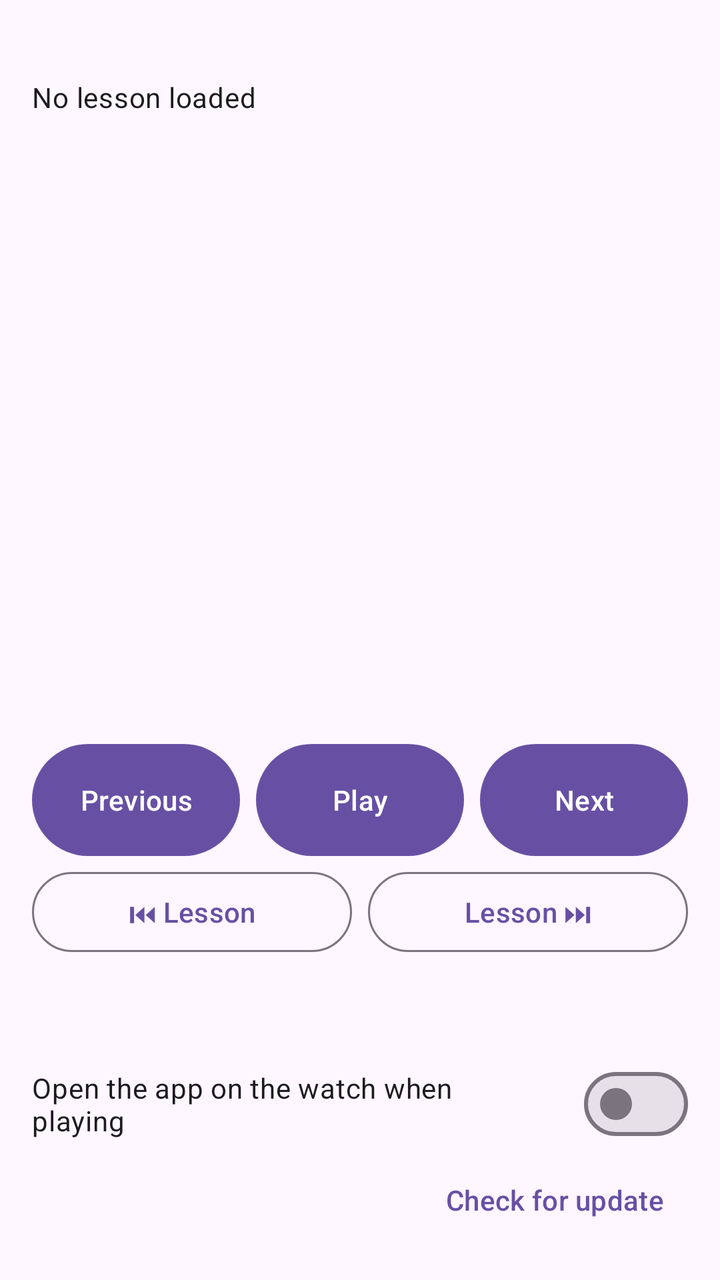
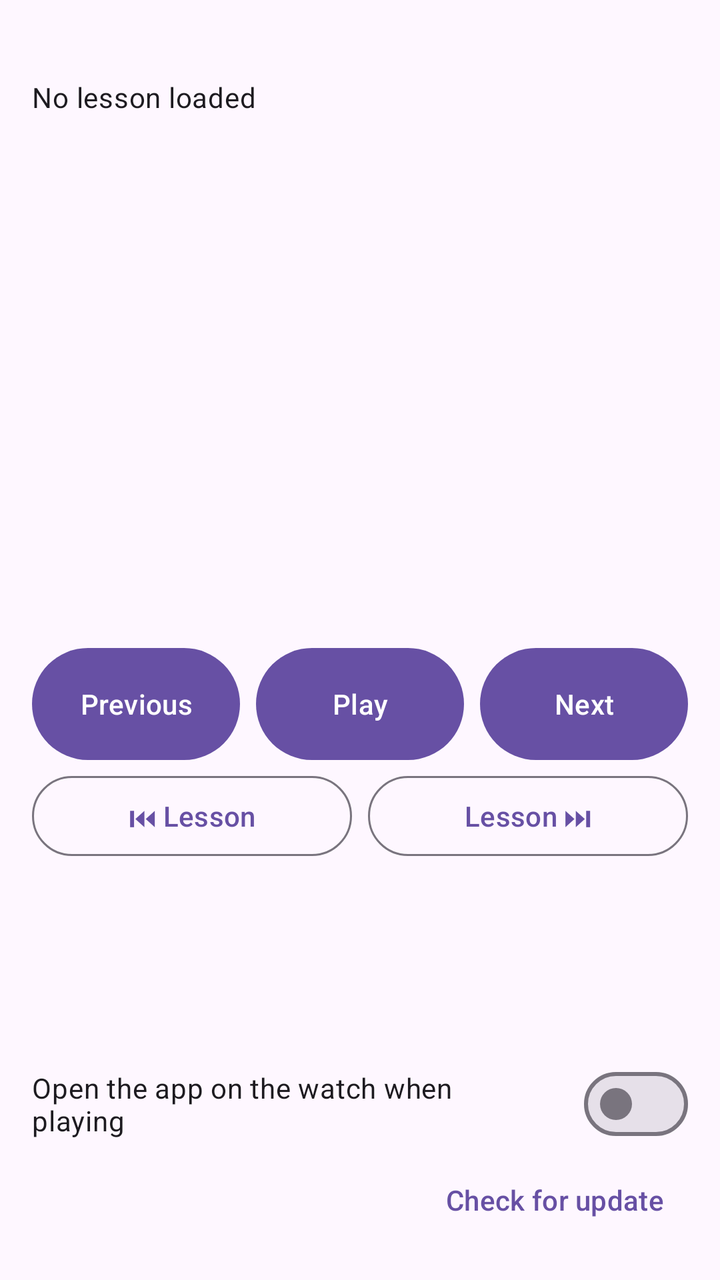

Two renders of the same Android screen: before a commit and after it. Below are the layout's source before the change and the commit's diff.
<!-- AndroidManifest.xml: application theme Theme.LessonSubtitles -->
<!-- res/layout/panel_player.xml -->
<?xml version="1.0" encoding="utf-8"?>
<LinearLayout xmlns:android="http://schemas.android.com/apk/res/android"
    android:id="@+id/playerPanel"
    android:layout_width="match_parent"
    android:layout_height="match_parent"
    android:orientation="vertical"
    android:padding="16dp">

    <TextView
        android:id="@+id/queueInfo"
        android:layout_width="match_parent"
        android:layout_height="wrap_content"
        android:ellipsize="end"
        android:singleLine="true"
        android:textAppearance="?attr/textAppearanceLabelLarge" />

    <TextView
        android:id="@+id/lessonTitle"
        android:layout_width="match_parent"
        android:layout_height="wrap_content"
        android:layout_marginTop="4dp"
        android:ellipsize="middle"
        android:singleLine="true"
        android:text="@string/no_lesson"
        android:textAppearance="?attr/textAppearanceBodyMedium" />

    <TextView
        android:id="@+id/segmentText"
        android:layout_width="match_parent"
        android:layout_height="0dp"
        android:layout_weight="1"
        android:autoSizeMaxTextSize="48sp"
        android:autoSizeMinTextSize="14sp"
        android:autoSizeTextType="uniform"
        android:gravity="center"
        android:padding="8dp"
        android:textColor="?android:attr/textColorPrimary" />

    <TextView
        android:id="@+id/segmentInfo"
        android:layout_width="match_parent"
        android:layout_height="wrap_content"
        android:gravity="center"
        android:textAppearance="?attr/textAppearanceBodySmall" />

    <TextView
        android:id="@+id/timeText"
        android:layout_width="match_parent"
        android:layout_height="wrap_content"
        android:layout_marginTop="4dp"
        android:gravity="center"
        android:textAppearance="?attr/textAppearanceBodyLarge" />

    
    <LinearLayout
        android:layout_width="match_parent"
        android:layout_height="wrap_content"
        android:layout_marginTop="12dp"
        android:orientation="horizontal">

        <Button
            android:id="@+id/prevButton"
            android:layout_width="0dp"
            android:layout_height="64dp"
            android:layout_weight="1"
            android:text="@string/previous" />

        <Button
            android:id="@+id/playButton"
            android:layout_width="0dp"
            android:layout_height="64dp"
            android:layout_marginHorizontal="8dp"
            android:layout_weight="1"
            android:text="@string/play" />

        <Button
            android:id="@+id/nextButton"
            android:layout_width="0dp"
            android:layout_height="64dp"
            android:layout_weight="1"
            android:text="@string/next" />
    </LinearLayout>

    
    <LinearLayout
        android:layout_width="match_parent"
        android:layout_height="wrap_content"
        android:orientation="horizontal">

        <Button
            android:id="@+id/prevLessonButton"
            style="?attr/materialButtonOutlinedStyle"
            android:layout_width="0dp"
            android:layout_height="wrap_content"
            android:layout_marginEnd="4dp"
            android:layout_weight="1"
            android:text="@string/previous_lesson" />

        <Button
            android:id="@+id/nextLessonButton"
            style="?attr/materialButtonOutlinedStyle"
            android:layout_width="0dp"
            android:layout_height="wrap_content"
            android:layout_marginStart="4dp"
            android:layout_weight="1"
            android:text="@string/next_lesson" />
    </LinearLayout>

    <Button
        android:id="@+id/endModeButton"
        style="?attr/borderlessButtonStyle"
        android:layout_width="match_parent"
        android:layout_height="wrap_content" />

    <com.google.android.material.materialswitch.MaterialSwitch
        android:id="@+id/autoOpenSwitch"
        android:layout_width="match_parent"
        android:layout_height="wrap_content"
        android:text="@string/auto_open_watch" />

    <LinearLayout
        android:layout_width="match_parent"
        android:layout_height="wrap_content"
        android:gravity="center_vertical"
        android:orientation="horizontal">

        <TextView
            android:id="@+id/watchStatus"
            android:layout_width="0dp"
            android:layout_height="wrap_content"
            android:layout_weight="1"
            android:textAppearance="?attr/textAppearanceBodySmall" />

        <TextView
            android:id="@+id/versionText"
            android:layout_width="wrap_content"
            android:layout_height="wrap_content"
            android:textAppearance="?attr/textAppearanceBodySmall" />

        <Button
            android:id="@+id/updateButton"
            style="?attr/borderlessButtonStyle"
            android:layout_width="wrap_content"
            android:layout_height="wrap_content"
            android:text="@string/check_update" />
    </LinearLayout>
</LinearLayout>
<!-- resources referenced by this layout -->
<resources>
  <string name="auto_open_watch">Open the app on the watch when playing</string>
  <string name="check_update">Check for update</string>
  <string name="next">Next</string>
  <string name="next_lesson">Lesson ⏭</string>
  <string name="no_lesson">No lesson loaded</string>
  <string name="play">Play</string>
  <string name="previous">Previous</string>
  <string name="previous_lesson">⏮ Lesson</string>
  <style name="Theme.LessonSubtitles" parent="Theme.Material3.DayNight.NoActionBar" />
</resources>

<!-- the commit's change to res/layout/panel_player.xml (unified diff, before → after) -->
@@ -112,6 +112,12 @@
         android:layout_width="match_parent"
         android:layout_height="wrap_content" />
 
+    <Button
+        android:id="@+id/speedButton"
+        style="?attr/borderlessButtonStyle"
+        android:layout_width="match_parent"
+        android:layout_height="wrap_content" />
+
     <com.google.android.material.materialswitch.MaterialSwitch
         android:id="@+id/autoOpenSwitch"
         android:layout_width="match_parent"
